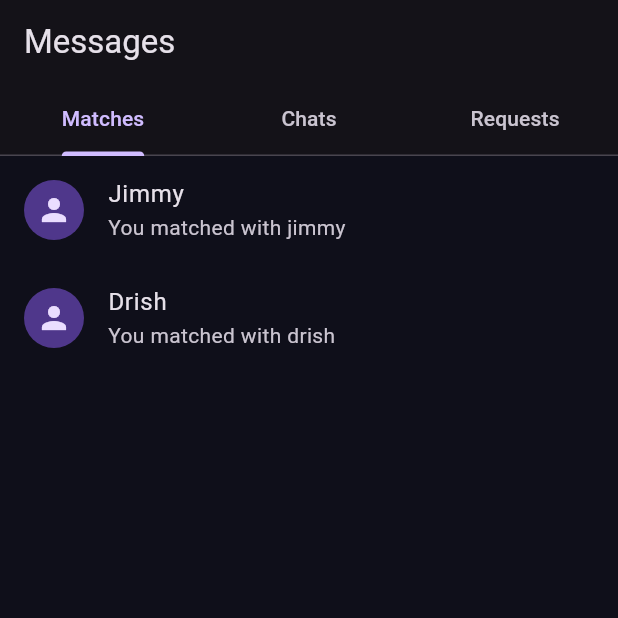
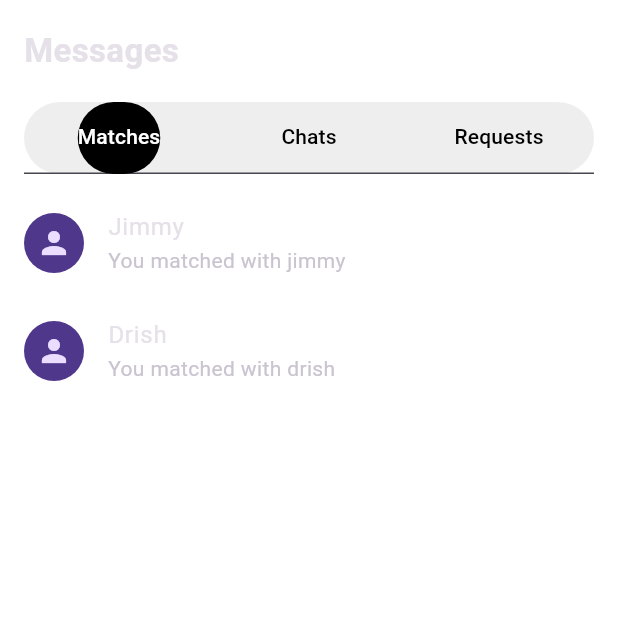
Before and after one commit to ajilaries/VibeMatch, a Flutter app: the MessageScreen screen opened directly, on a phone screen of 412 x 824 dp, the top half of it. Run offline on Flutter 3.47's test engine with Material 3 defaults, Android fonts, the phone set to English and light mode, and no system bars; our stand-ins replace image_picker, shared_preferences; accounts and stored records are empty; Roboto replaces fonts that are missing (Poppins).

Commit message:
your message

```diff
--- a/lib/features/messages/message_screen.dart
+++ b/lib/features/messages/message_screen.dart
@@ -11,19 +11,75 @@
     return DefaultTabController(
       length: 3,
       child: Scaffold(
-        appBar: AppBar(
-          title: const Text("Messages"),
-          bottom: const TabBar(
-            tabs: [
-              Tab(text: "Matches"),
-              Tab(text: "Chats"),
-              Tab(text: "Requests"),
+        backgroundColor: Colors.white,
+
+        body: SafeArea(
+          child: Column(
+            children: [
+              /// 🔥 Custom Header
+              Padding(
+                padding: const EdgeInsets.symmetric(horizontal: 16, vertical: 10),
+                child: Row(
+                  mainAxisAlignment: MainAxisAlignment.spaceBetween,
+                  children: [
+                    const Text(
+                      "Messages",
+                      style: TextStyle(
+                        fontSize: 22,
+                        fontWeight: FontWeight.bold,
+                      ),
+                    ),
+
+                    PopupMenuButton(
+                      icon: const Icon(Icons.more_vert),
+                      itemBuilder: (context) => const [
+                        PopupMenuItem(child: Text("New Chat")),
+                        PopupMenuItem(child: Text("Settings")),
+                      ],
+                    ),
+                  ],
+                ),
+              ),
+
+              /// 🔥 Styled TabBar
+              Container(
+                margin: const EdgeInsets.symmetric(horizontal: 16),
+                decoration: BoxDecoration(
+                  color: Colors.grey.shade200,
+                  borderRadius: BorderRadius.circular(25),
+                ),
+                child: TabBar(
+                  indicator: BoxDecoration(
+                    color: Colors.black,
+                    borderRadius: BorderRadius.circular(25),
+                  ),
+                  labelColor: Colors.white,
+                  unselectedLabelColor: Colors.black,
+                  tabs: const [
+                    Tab(text: "Matches"),
+                    Tab(text: "Chats"),
+                    Tab(text: "Requests"),
+                  ],
+                ),
+              ),
+
+              const SizedBox(height: 10),
+
+              /// 🔥 Content
+              Expanded(
+                child: const Padding(
+                  padding: EdgeInsets.only(bottom: 100), // for floating nav
+                  child: TabBarView(
+                    children: [
+                      MatchesScreen(),
+                      ChatsScreen(),
+                      RequestsScreen(),
+                    ],
+                  ),
+                ),
+              ),
             ],
           ),
-        ),
-
-        body: const TabBarView(
-          children: [MatchesScreen(), ChatsScreen(), RequestsScreen()],
         ),
       ),
     );
```
Also changed, not shown: analysis_options.yaml (added, +28 -0 lines), lib/screens/home/home_screen.dart (+70 -6 lines), assets/logo.png (added), lib/core/constants/constants.dart (added), lib/core/services/match_service.dart (added), lib/core/utils/helpers.dart (added), lib/models/match_model.dart (added), lib/models/message_model.dart (added), lib/models/user_model.dart (added), lib/screens/chat/chat_list_screen.dart (added), pubspec.lock (added), 124 other files.
